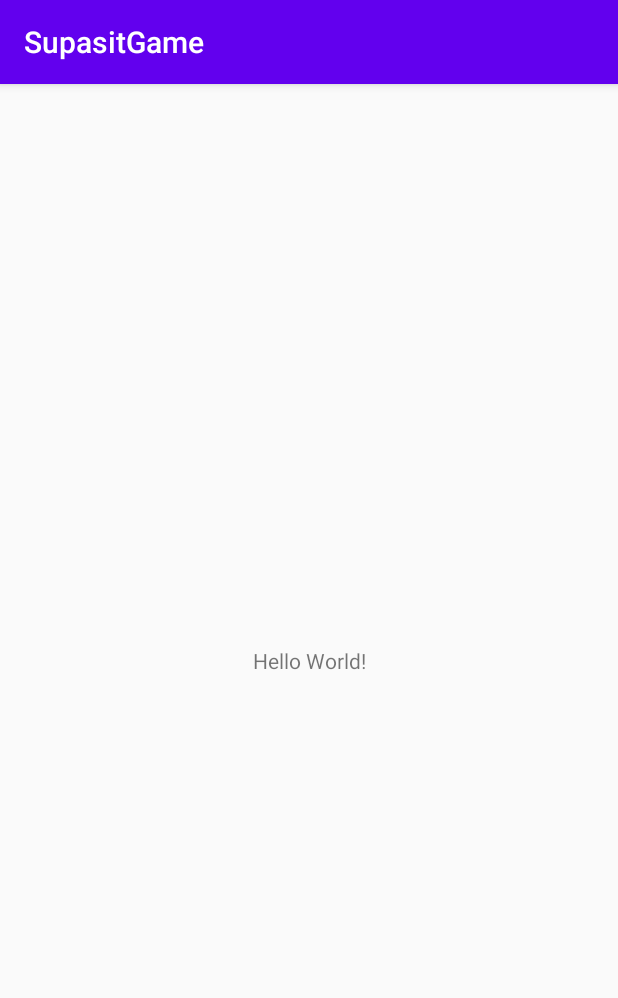
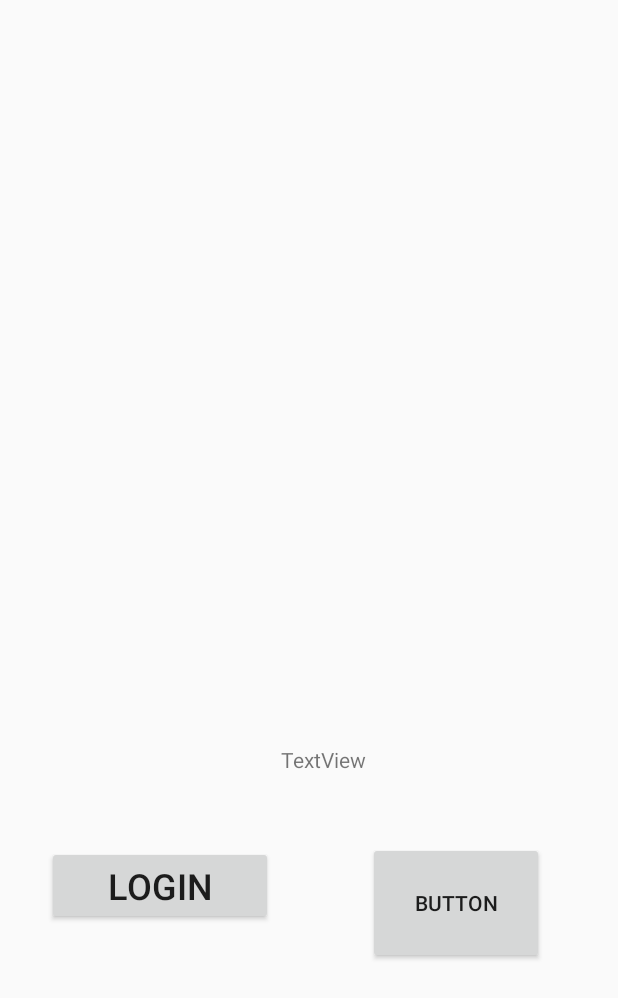
Before and after one commit to CISClassroom/android-final-project-Marksolution, an Android app: the screen it shows after launch (MainActivity before the commit, Login_main after it), on a phone screen of 412 x 824 dp. Shown: the top 998 px of the screen. Run offline under Robolectric (Android 15) with nearby library versions, the phone set to English and light mode, and no system bars; our stand-ins replace Firebase (no records; nobody signed in at launch, a user with empty details on screens opened directly); libraries missing offline, so code that uses them is left out: th.ac.kku.

Commit message:
login success

```diff
--- a/SupasitGame/app/src/main/AndroidManifest.xml
+++ b/SupasitGame/app/src/main/AndroidManifest.xml
@@ -9,13 +9,15 @@
         android:roundIcon="@mipmap/ic_launcher_round"
         android:supportsRtl="true"
         android:theme="@style/AppTheme">
-        <activity android:name=".MainActivity">
+        <activity android:name=".Levelone"></activity>
+        <activity android:name=".Login_main">
             <intent-filter>
                 <action android:name="android.intent.action.MAIN" />
 
                 <category android:name="android.intent.category.LAUNCHER" />
             </intent-filter>
         </activity>
+        <activity android:name=".MainActivity"></activity>
     </application>
 
 </manifest>
--- /dev/null
+++ b/SupasitGame/app/src/main/java/th/ac/kku/cis/mobileapp/supasitgame/Login_main.kt
@@ -0,0 +1,117 @@
+package th.ac.kku.cis.mobileapp.supasitgame
+
+import android.content.Intent
+import androidx.appcompat.app.AppCompatActivity
+import android.os.Bundle
+import android.util.Log
+import com.google.android.gms.auth.api.signin.GoogleSignIn
+import com.google.android.gms.auth.api.signin.GoogleSignInAccount
+import com.google.android.gms.auth.api.signin.GoogleSignInClient
+import com.google.android.gms.auth.api.signin.GoogleSignInOptions
+import com.google.android.gms.common.api.ApiException
+import com.google.firebase.auth.FirebaseAuth
+import com.google.firebase.auth.FirebaseUser
+import com.google.firebase.auth.GoogleAuthProvider
+import kotlinx.android.synthetic.main.activity_login_main.*
+
+class Login_main : AppCompatActivity() {
+    lateinit var auth: FirebaseAuth
+    lateinit var googleClient: GoogleSignInClient
+    var newpropro:Boolean = false
+    override fun onCreate(savedInstanceState: Bundle?) {
+        super.onCreate(savedInstanceState)
+        setContentView(R.layout.activity_login_main)
+        if (supportActionBar != null)
+            supportActionBar?.hide()
+
+        auth = FirebaseAuth.getInstance()
+
+        singin.setOnClickListener({ v -> singIn() })
+        //singout.setOnClickListener({ v -> singOut() })
+
+        var gso = GoogleSignInOptions.Builder(
+            GoogleSignInOptions.DEFAULT_SIGN_IN
+        )
+            .requestIdToken(getString(R.string.default_web_client_id))
+            .requestEmail()
+            .build()
+        googleClient = GoogleSignIn.getClient(this, gso)
+        auth = FirebaseAuth.getInstance()
+
+
+    }
+
+
+    private fun passproject() {
+        if(newpropro) {
+            var i = Intent(this, MainActivity::class.java)
+            i.setFlags(Intent.FLAG_ACTIVITY_CLEAR_TOP)
+            startActivity(i)
+        }
+
+    }
+
+    private fun singOut() {
+        auth.signOut()
+        googleClient.signOut().addOnCompleteListener(this) {
+            updateUI(null)
+        }
+    }
+
+    private fun updateUI(user: FirebaseUser?) {
+        if (user == null) {
+             //show.text = "No User"
+        } else {
+              //show.text = user.email.toString()
+            passproject()
+        }
+
+    }
+
+    private fun singIn() {
+
+
+        if(newpropro){
+            passproject()
+        }
+        else {
+            var signInInent = googleClient.signInIntent
+            startActivityForResult(signInInent, 101)
+        }
+    }
+
+    override fun onActivityResult(requestCode: Int, resultCode: Int, data: Intent?) {
+        super.onActivityResult(requestCode, resultCode, data)
+        if (requestCode == 101) {
+            val task = GoogleSignIn.getSignedInAccountFromIntent(data)
+            try {
+                val account = task.getResult(ApiException::class.java)
+                firebaseAuth(account!!)
+                //FirebaseAuth(account)
+            } catch (e: ApiException) {
+                Log.i("Error OOP",e.toString())
+                newpropro = false
+                updateUI(null)
+            }
+        }
+    }
+
+    private fun firebaseAuth(account: GoogleSignInAccount) {
+        val credential = GoogleAuthProvider.getCredential(account.idToken, null)
+        auth.signInWithCredential(credential)
+            .addOnCompleteListener(this) { task ->
+                if (task.isSuccessful) {
+                    val user = auth.currentUser
+                    newpropro = true
+                    updateUI(user)
+                } else {
+                    newpropro = false
+                    updateUI(null)
+                }
+            }
+
+
+    }
+
+
+}
--- /dev/null
+++ b/SupasitGame/app/src/main/res/layout/activity_login_main.xml
@@ -0,0 +1,54 @@
+<?xml version="1.0" encoding="utf-8"?>
+<androidx.constraintlayout.widget.ConstraintLayout xmlns:android="http://schemas.android.com/apk/res/android"
+    xmlns:app="http://schemas.android.com/apk/res-auto"
+    xmlns:tools="http://schemas.android.com/tools"
+    android:layout_width="match_parent"
+    android:layout_height="match_parent"
+
+ >
+
+    <RelativeLayout
+        android:layout_width="match_parent"
+        android:layout_height="match_parent"
+        app:layout_constraintBottom_toBottomOf="parent"
+        app:layout_constraintEnd_toEndOf="parent"
+        app:layout_constraintStart_toStartOf="parent"
+        app:layout_constraintTop_toTopOf="parent">
+
+        <Button
+            android:id="@+id/singin"
+            android:layout_width="150dp"
+            android:layout_height="wrap_content"
+            android:layout_alignParentStart="true"
+            android:layout_alignParentEnd="true"
+            android:layout_alignParentBottom="true"
+            android:layout_marginStart="31dp"
+            android:layout_marginEnd="230dp"
+            android:layout_marginBottom="207dp"
+            android:text="Login"
+            android:textSize="24sp" />
+
+        <Button
+            android:id="@+id/singout"
+            android:layout_width="117dp"
+            android:layout_height="81dp"
+            android:layout_alignParentEnd="true"
+            android:layout_alignParentBottom="true"
+            android:layout_marginEnd="49dp"
+            android:layout_marginBottom="181dp"
+            android:text="Button" />
+
+        <TextView
+            android:id="@+id/show"
+            android:layout_width="wrap_content"
+            android:layout_height="wrap_content"
+            android:layout_alignParentEnd="true"
+            android:layout_alignParentBottom="true"
+            android:layout_marginEnd="168dp"
+            android:layout_marginBottom="308dp"
+            android:text="TextView"
+            app:layout_constraintEnd_toEndOf="parent"
+            app:layout_constraintStart_toStartOf="parent" />
+
+    </RelativeLayout>
+</androidx.constraintlayout.widget.ConstraintLayout>
--- a/SupasitGame/build.gradle
+++ b/SupasitGame/build.gradle
@@ -8,8 +8,10 @@ buildscript {
 
     }
     dependencies {
+        classpath 'com.google.gms:google-services:4.3.3'
         classpath 'com.android.tools.build:gradle:3.6.1'
         classpath "org.jetbrains.kotlin:kotlin-gradle-plugin:$kotlin_version"
+
 
         // NOTE: Do not place your application dependencies here; they belong
         // in the individual module build.gradle files
```
Also changed, not shown: SupasitGame/app/build.gradle (+7 -0 lines), SupasitGame/app/src/main/java/th/ac/kku/cis/mobileapp/supasitgame/MainActivity.kt (+32 -1 lines), SupasitGame/app/src/main/res/layout/activity_main.xml (+60 -6 lines), SupasitGame/app/src/main/res/drawable-v24/bg.png (added), SupasitGame/app/src/main/res/drawable-v24/lvone.png (added), SupasitGame/app/src/main/res/drawable-v24/lvtwo.png (added), SupasitGame/app/src/main/res/drawable-v24/num.png (added), SupasitGame/app/src/main/res/drawable-v24/p.png (added), SupasitGame/app/src/main/res/drawable-v24/po.png (added), SupasitGame/app/src/main/res/drawable-v24/title.png (added), 1 other file.
